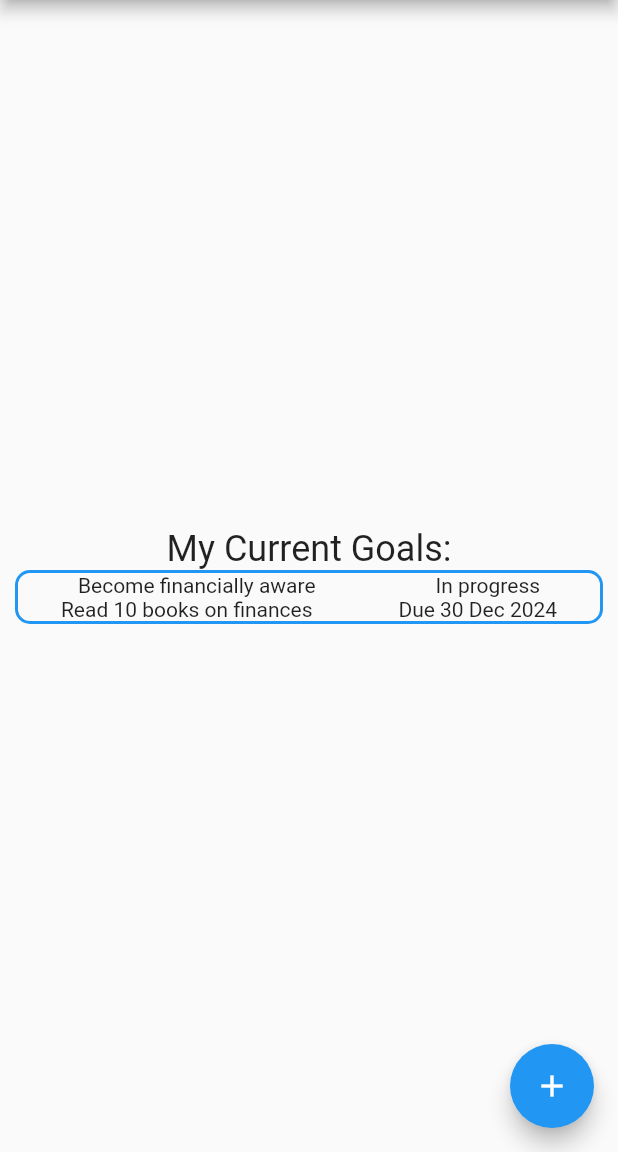
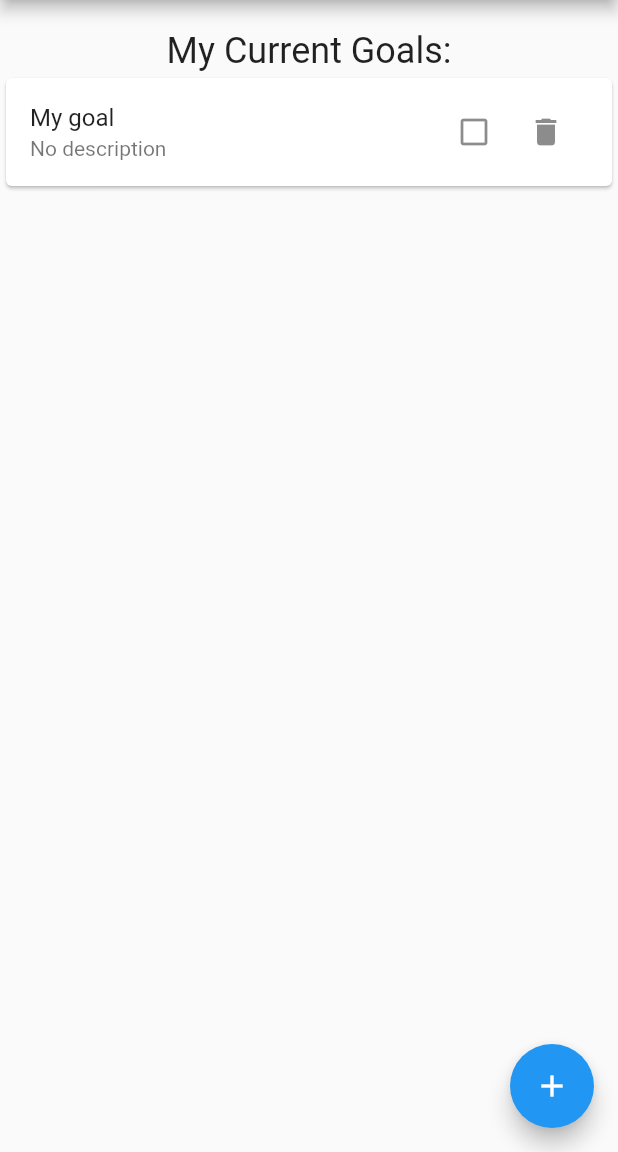
Before and after one commit to asd4a10/my-goal-tracker-app, a Flutter app: the screen it shows after launch, on a phone screen of 412 x 824 dp, the part 84-1236 px from its top. Run offline on Flutter 3.47's test engine with Material 2 defaults, Android fonts, the light colour scheme and no system bars.

Commit message:
Add dynamic goals list and adding/removing func

```diff
--- /dev/null
+++ b/lib/components/GoalList.dart
@@ -0,0 +1,37 @@
+import 'package:flutter/cupertino.dart';
+import 'package:flutter/material.dart';
+import 'package:goal_tracker_app/components/GoalTile.dart';
+import 'package:goal_tracker_app/types/types.dart';
+
+class GoalList extends StatefulWidget {
+  final List<Goal> goals;
+  const GoalList({Key? key, required this.goals}) : super(key: key);
+
+
+
+  @override
+  State<GoalList> createState() => _GoalListState();
+}
+
+class _GoalListState extends State<GoalList> {
+
+
+  // Function to remove a goal
+  void removeGoal(int index) {
+    setState(() {
+      widget.goals.removeAt(index);
+    });
+  }
+
+  @override
+  Widget build(BuildContext context) {
+    return Container(
+      child: ListView.builder(
+        itemCount: widget.goals.length,
+        itemBuilder: (context, index) {
+          return GoalTile(goal: widget.goals[index], onDelete: () => removeGoal(index),);
+        },
+      ),
+    );
+  }
+}
--- /dev/null
+++ b/lib/components/GoalTile.dart
@@ -0,0 +1,45 @@
+import 'package:flutter/cupertino.dart';
+import 'package:flutter/material.dart';
+import 'package:goal_tracker_app/types/types.dart';
+
+class GoalTile extends StatefulWidget {
+  final Goal goal;
+  final VoidCallback onDelete;
+  const GoalTile({Key? key, required this.goal, required this.onDelete}) : super(key: key);
+
+  @override
+  State<GoalTile> createState() => _GoalTileState();
+}
+
+class _GoalTileState extends State<GoalTile> {
+
+  @override
+  Widget build(BuildContext context) {
+    return Card(
+      child: ListTile(
+        title: Text(widget.goal.title),
+        subtitle: Text(widget.goal.description ?? 'No description'),
+        trailing: SizedBox(
+          width: 100,
+          child: Row(
+            children: [
+              IconButton(
+                icon: Icon(widget.goal.isCompleted ? Icons.check_box : Icons.check_box_outline_blank),
+                onPressed: () {
+                  // Here, you could add functionality to mark the goal as completed
+                },
+              ),
+              IconButton(
+                icon: const Icon(Icons.delete),
+                onPressed: widget.onDelete
+              ),
+            ],
+          ),
+        ),
+        onTap: () {
+          // This could lead to a detailed view or editing screen for the goal
+        },
+      ),
+    );
+  }
+}
--- a/lib/main.dart
+++ b/lib/main.dart
@@ -1,4 +1,6 @@
 import 'package:flutter/material.dart';
+import 'package:goal_tracker_app/components/GoalList.dart';
+import 'package:goal_tracker_app/types/types.dart';
 
 void main() {
   runApp(const MyApp());
@@ -49,15 +51,13 @@ class MyHomePage extends StatefulWidget {
 
 class _MyHomePageState extends State<MyHomePage> {
   // int _counter = 0;
+  List<Goal> goals = [Goal(id: 1, title: 'My goal')];
+  late String newGoal;
 
-  void _incrementCounter() {
+  void addGoal(String newGoal) {
     setState(() {
-      // This call to setState tells the Flutter framework that something has
-      // changed in this State, which causes it to rerun the build method below
-      // so that the display can reflect the updated values. If we changed
-      // _counter without calling setState(), then the build method would not be
-      // called again, and so nothing would appear to happen.
-      // _counter++;
+      goals.add(Goal(id: goals.length, title: newGoal));
+      print(goals);
     });
   }
 
@@ -78,6 +78,8 @@ class _MyHomePageState extends State<MyHomePage> {
       body: Center(
         // Center is a layout widget. It takes a single child and positions it
         // in the middle of the parent.
+        child: Container(
+          padding: const EdgeInsets.symmetric(vertical: 20),
           child: Column(
             // Column is also a layout widget. It takes a list of children and
             // arranges them vertically. By default, it sizes itself to fit its
@@ -99,42 +101,48 @@ class _MyHomePageState extends State<MyHomePage> {
                 'My Current Goals:',
                 style: Theme.of(context).textTheme.headline5,
               ),
-            Container(
-              // padding: const EdgeInsets.all(20), // Optional: Padding inside the container
-              margin: const EdgeInsets.symmetric(vertical: 0, horizontal: 10),
-              decoration: BoxDecoration(
-                border: Border.all(
-                  color: Colors.blue, // Color of the border
-                  width: 2, // Width of the border
-                ),
-                borderRadius: BorderRadius.circular(10), // Optional: Border radius
-              ),
-              child: Column(
-                mainAxisAlignment: MainAxisAlignment.center,
-                children: [
-                  Row(
-                      mainAxisAlignment: MainAxisAlignment.spaceAround,
-                      children: const [
-                    Text('Become financially aware'),
-                    Text('In progress'),
-                  ]),
-                  Row(
-                      mainAxisAlignment: MainAxisAlignment.spaceAround,
-                      children: const [
-                    Text('Read 10 books on finances'),
-                    Text('Due 30 Dec 2024'),
-                  ])
-                ],
-              ),
-            )
+              Expanded(child: GoalList(goals: goals)),
             ],
           ),
         ),
+      ),
         floatingActionButton: FloatingActionButton(
-        onPressed: _incrementCounter,
-        tooltip: 'Increment',
+          onPressed: () {
+            // Show dialog to add new goal
+            showDialog(
+              context: context,
+              builder: (BuildContext context) {
+                return AlertDialog(
+                  title: const Text('Add Goal'),
+                  content: TextField(
+                    onChanged: (value) {
+                      // Update the newGoal variable when the TextField changes
+                      newGoal = value;
+                    },
+                    decoration: const InputDecoration(hintText: 'Enter your goal'),
+                  ),
+                  actions: <Widget>[
+                    TextButton(
+                      onPressed: () {
+                        Navigator.of(context).pop();
+                      },
+                      child: const Text('Cancel'),
+                    ),
+                    TextButton(
+                      onPressed: () {
+                        // Add the new goal to the list
+                        addGoal(newGoal);
+                        Navigator.of(context).pop();
+                      },
+                      child: const Text('Add'),
+                    ),
+                  ],
+                );
+              },
+            );
+          },
           child: const Icon(Icons.add),
-      ), // This trailing comma makes auto-formatting nicer for build methods.
+        ),
     );
   }
 }
--- /dev/null
+++ b/lib/types/types.dart
@@ -0,0 +1,11 @@
+class Goal {
+  int id;
+  String title;
+  String? description;
+  DateTime? dueDate;
+  bool isCompleted = false;
+
+  Goal({required this.id, required this.title, this.description, this.dueDate});
+
+// You might add methods here that relate to the goal, like updating status, calculating time remaining, etc.
+}
```
Lines whose indentation alone changed are shown as unchanged.
